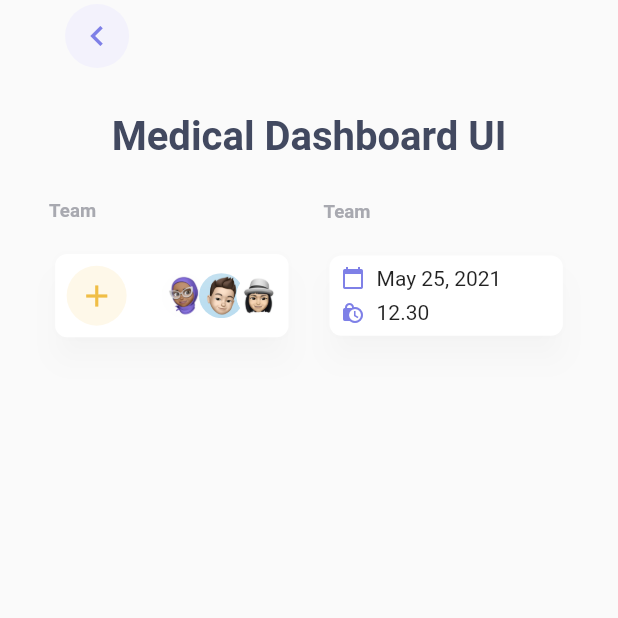
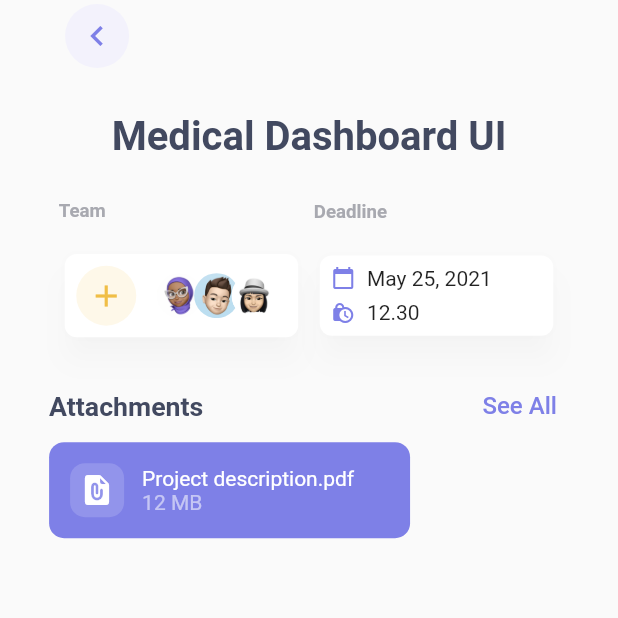
Before and after one commit to rafaelcolladojr/taskster, a Flutter app: the ProjectDetailScreen screen opened by its route, on a phone screen of 412 x 824 dp, the top half of it. Run offline on Flutter 3.47's test engine with Material 2 defaults, Android fonts, the light colour scheme and no system bars; our stand-ins replace carousel_slider, flutter_screenutil.

Commit message:
Added Attachment Carousel Item

```diff
--- /dev/null
+++ b/lib/components/attachment_carousel_item.dart
@@ -0,0 +1,76 @@
+import 'package:flutter/material.dart';
+import 'package:flutter_screenutil/flutter_screenutil.dart';
+import 'package:taskster/util/attachment_type.dart';
+
+import '../constants.dart';
+
+class AttachmentCarouselItem extends StatelessWidget {
+  const AttachmentCarouselItem({
+    Key? key,
+    required this.filename,
+    required this.filesize,
+    required this.filetype,
+  }) : super(key: key);
+
+  final String filename;
+  final String filesize;
+  final AttachmentType filetype;
+
+  IconData getAttachmentTypeIcon() {
+    switch (filetype) {
+      case AttachmentType.image:
+        return Icons.image;
+      case AttachmentType.audio:
+        return Icons.audiotrack;
+      default:
+        return Icons.file_present_rounded;
+    }
+  }
+
+  @override
+  Widget build(BuildContext context) {
+    return Container(
+      width: 250.w,
+      decoration: BoxDecoration(
+        color: Constants.colors['primary'],
+        borderRadius: BorderRadius.circular(10.0),
+      ),
+      child: Padding(
+        padding: const EdgeInsets.all(14.0),
+        child: Row(
+          children: [
+            Container(
+              padding: const EdgeInsets.all(6.0),
+              decoration: BoxDecoration(
+                color: Colors.white.withAlpha(40),
+                borderRadius: BorderRadius.circular(10.0),
+              ),
+              child: Icon(
+                getAttachmentTypeIcon(),
+                color: Colors.white,
+              ),
+            ),
+            Padding(
+              padding: const EdgeInsets.only(left: 12.0),
+              child: Column(
+                crossAxisAlignment: CrossAxisAlignment.start,
+                children: [
+                  Text(
+                    filename,
+                    style: Constants.kWhiteTextStyle,
+                  ),
+                  Text(
+                    filesize,
+                    style: TextStyle(
+                      color: Colors.white.withAlpha(140),
+                    ),
+                  ),
+                ],
+              ),
+            ),
+          ],
+        ),
+      ),
+    );
+  }
+}
--- a/lib/components/custom_heading_divider.dart
+++ b/lib/components/custom_heading_divider.dart
@@ -6,12 +6,14 @@ class CustomHeadingDivider extends StatelessWidget {
   const CustomHeadingDivider({
     Key? key,
     required this.title,
+    this.titleSize = 25.0,
     required this.buttonText,
     this.scale = 1.0,
     required this.onPressed,
   }) : super(key: key);
 
   final String title;
+  final double titleSize;
   final String buttonText;
   final double scale;
   final VoidCallback onPressed;
@@ -25,7 +27,7 @@ class CustomHeadingDivider extends StatelessWidget {
           title,
           style: TextStyle(
             color: Constants.colors['text'],
-            fontSize: 25.sp,
+            fontSize: titleSize,
             fontWeight: FontWeight.w700,
           ),
         ),
--- a/lib/screens/project_detail_screen.dart
+++ b/lib/screens/project_detail_screen.dart
@@ -1,9 +1,12 @@
 import 'package:flutter/material.dart';
 import 'package:flutter_screenutil/flutter_screenutil.dart';
+import 'package:taskster/components/attachment_carousel_item.dart';
 import 'package:taskster/components/custom_detail_display_card.dart';
+import 'package:taskster/components/custom_heading_divider.dart';
 import 'package:taskster/components/custom_round_icon_button.dart';
 import 'package:taskster/components/team_avatar_view.dart';
 import 'package:taskster/constants.dart';
+import 'package:taskster/util/attachment_type.dart';
 
 class ProjectDetailScreen extends StatelessWidget {
   const ProjectDetailScreen({Key? key}) : super(key: key);
@@ -21,7 +24,9 @@ class ProjectDetailScreen extends StatelessWidget {
             children: [
               CustomRoundIconButton(
                 icon: Icons.keyboard_arrow_left,
-                onPressed: () {},
+                onPressed: () {
+                  Navigator.pop(context);
+                },
               ),
               Center(
                 child: Padding(
@@ -31,7 +36,7 @@ class ProjectDetailScreen extends StatelessWidget {
                 ),
               ),
               Row(
-                mainAxisAlignment: MainAxisAlignment.spaceBetween,
+                mainAxisAlignment: MainAxisAlignment.spaceEvenly,
                 children: [
                   SizedBox(
                     width: 170.w,
@@ -39,7 +44,6 @@ class ProjectDetailScreen extends StatelessWidget {
                       label: 'Team',
                       child: Padding(
                         padding: EdgeInsets.all(8.w),
-                        child: SizedBox(
                         child: Row(
                           mainAxisAlignment: MainAxisAlignment.spaceBetween,
                           children: [
@@ -50,7 +54,7 @@ class ProjectDetailScreen extends StatelessWidget {
                                   Constants.colors['secondaryLight'],
                             ),
                             SizedBox(
-                                width: 80.w,
+                              width: 90.w,
                               child: const TeamAvatarView(
                                 avatars: [
                                   AssetImage('images/profile_1.png'),
@@ -64,15 +68,13 @@ class ProjectDetailScreen extends StatelessWidget {
                       ),
                     ),
                   ),
-                  ),
                   SizedBox(
                     width: 170.w,
                     child: CustomDetailDisplayCard(
-                      label: 'Team',
+                      label: 'Deadline',
                       child: Padding(
                         padding: EdgeInsets.symmetric(
                             horizontal: 8.w, vertical: 8.h),
-                        child: SizedBox(
                         child: Column(
                           crossAxisAlignment: CrossAxisAlignment.start,
                           children: [
@@ -110,8 +112,18 @@ class ProjectDetailScreen extends StatelessWidget {
                       ),
                     ),
                   ),
+                ],
               ),
-                ],
+              CustomHeadingDivider(
+                title: "Attachments",
+                titleSize: 20.sp,
+                buttonText: "See All",
+                onPressed: () {},
+              ),
+              const AttachmentCarouselItem(
+                filename: 'Project description.pdf',
+                filesize: '12 MB',
+                filetype: AttachmentType.defaultFile,
               ),
             ],
           ),
--- /dev/null
+++ b/lib/util/attachment_type.dart
@@ -0,0 +1,5 @@
+enum AttachmentType {
+  defaultFile,
+  image,
+  audio,
+}
```
Also changed, not shown: 1 other file. Lines whose indentation alone changed are shown as unchanged.
